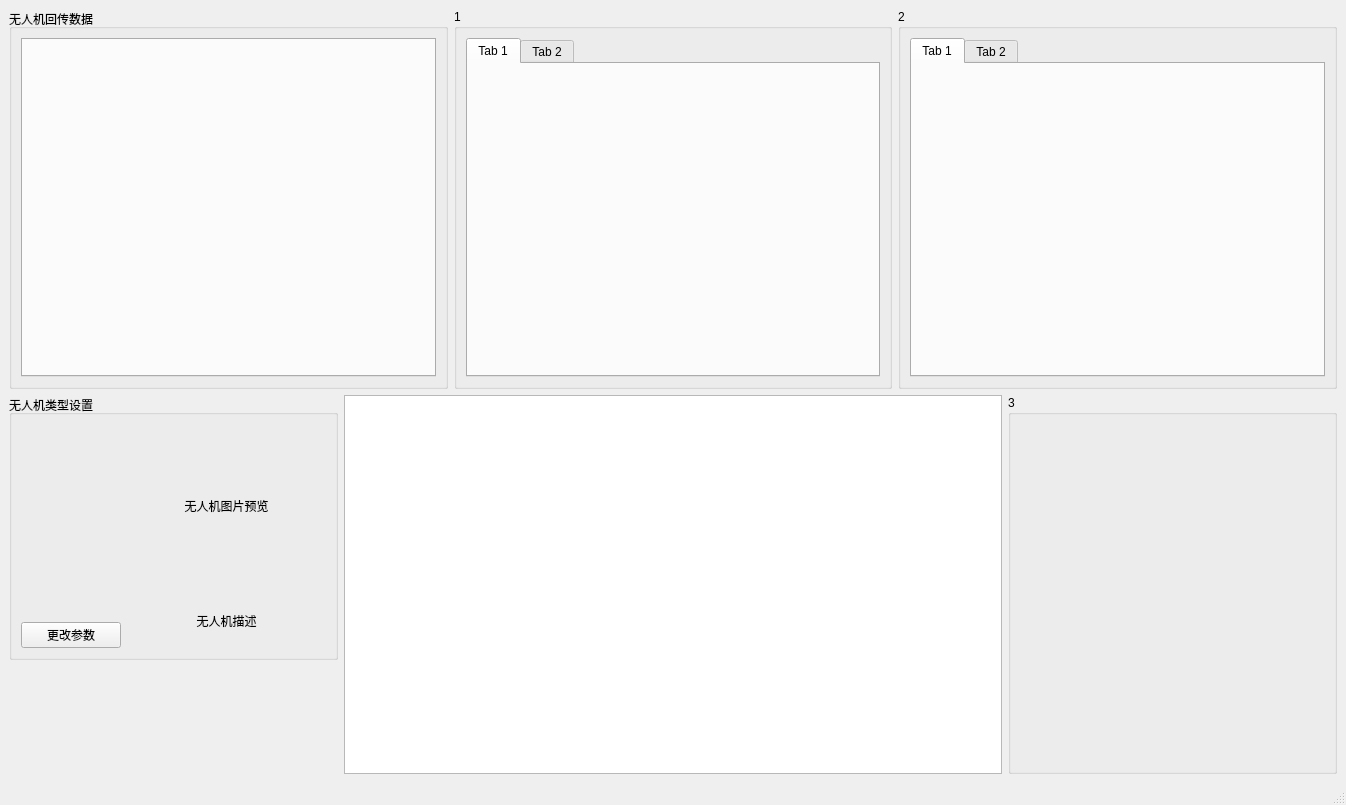
This is UAV/UAVServer/mainwindow.ui in zt900403/UAV as Qt 5 draws it before an edit. The edited form follows.
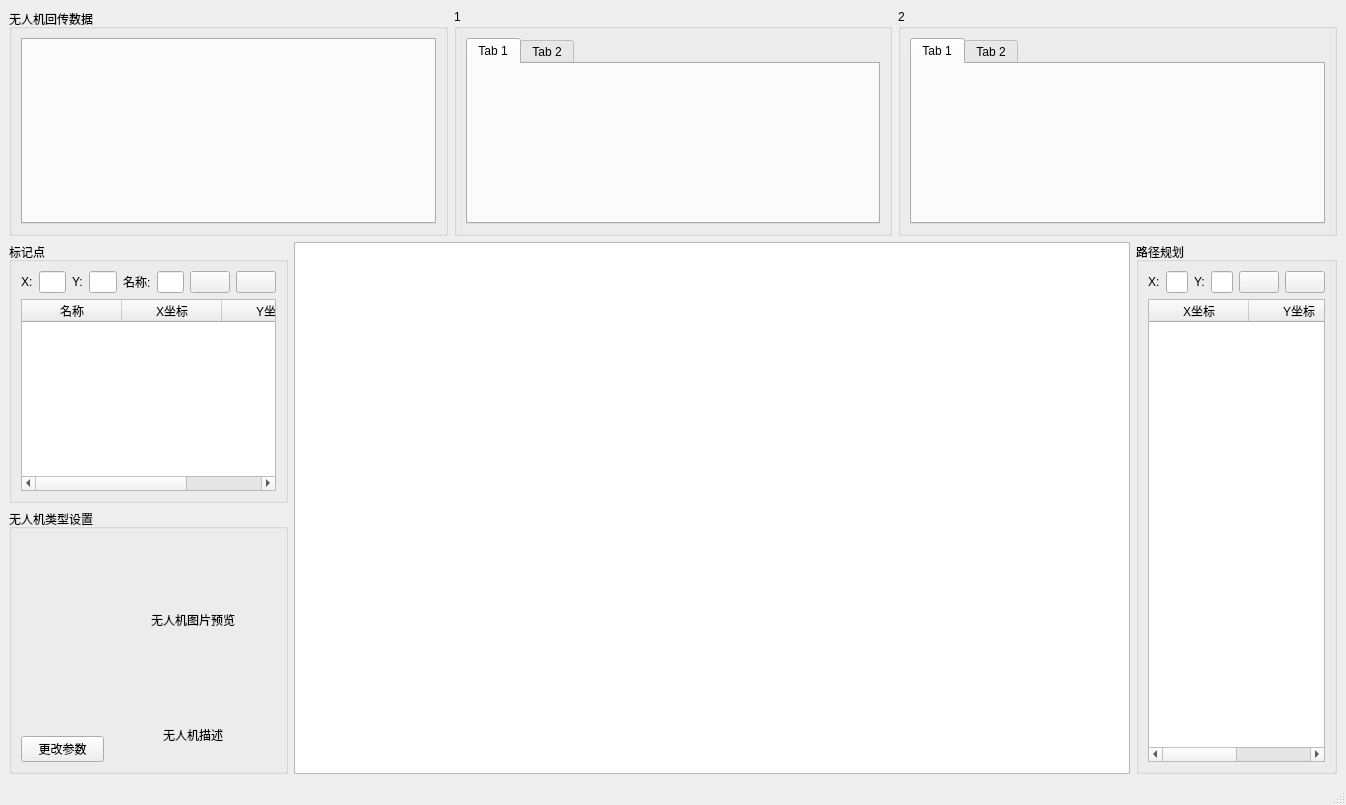
This is the edited form. Icons and pictures are not drawn. Custom widgets are drawn as their Qt base class.

The edit to the form file:
```diff
--- a/UAV/UAVServer/mainwindow.ui
+++ b/UAV/UAVServer/mainwindow.ui
@@ -82,9 +82,93 @@
      </layout>
     </item>
     <item>
-     <layout class="QHBoxLayout" name="horizontalLayout_3" stretch="1,2,1">
+     <layout class="QHBoxLayout" name="horizontalLayout_3" stretch="2,6,1">
       <item>
-       <layout class="QVBoxLayout" name="verticalLayout">
+       <layout class="QVBoxLayout" name="verticalLayout" stretch="1,1">
+        <item>
+         <widget class="QGroupBox" name="groupBox">
+          <property name="title">
+           <string>标记点</string>
+          </property>
+          <layout class="QVBoxLayout" name="verticalLayout_9">
+           <item>
+            <layout class="QHBoxLayout" name="horizontalLayout_5">
+             <item>
+              <widget class="QLabel" name="label_3">
+               <property name="text">
+                <string>X:</string>
+               </property>
+              </widget>
+             </item>
+             <item>
+              <widget class="QLineEdit" name="tagXLineEdit"/>
+             </item>
+             <item>
+              <widget class="QLabel" name="label_4">
+               <property name="text">
+                <string>Y:</string>
+               </property>
+              </widget>
+             </item>
+             <item>
+              <widget class="QLineEdit" name="tagYLineEdit"/>
+             </item>
+             <item>
+              <widget class="QLabel" name="label_5">
+               <property name="text">
+                <string>名称:</string>
+               </property>
+              </widget>
+             </item>
+             <item>
+              <widget class="QLineEdit" name="tagNameLineEdit"/>
+             </item>
+             <item>
+              <widget class="QPushButton" name="addTagPushButton">
+               <property name="text">
+                <string/>
+               </property>
+               <property name="icon">
+                <iconset resource="qavserver.qrc">
+                 <normaloff>:/images/icos/add.ico</normaloff>:/images/icos/add.ico</iconset>
+               </property>
+              </widget>
+             </item>
+             <item>
+              <widget class="QPushButton" name="delTagPushButton">
+               <property name="text">
+                <string/>
+               </property>
+               <property name="icon">
+                <iconset resource="qavserver.qrc">
+                 <normaloff>:/images/icos/minus.ico</normaloff>:/images/icos/minus.ico</iconset>
+               </property>
+              </widget>
+             </item>
+            </layout>
+           </item>
+           <item>
+            <widget class="QTableWidget" name="tagTableWidget">
+             <column>
+              <property name="text">
+               <string>名称</string>
+              </property>
+             </column>
+             <column>
+              <property name="text">
+               <string>X坐标</string>
+              </property>
+             </column>
+             <column>
+              <property name="text">
+               <string>Y坐标</string>
+              </property>
+             </column>
+            </widget>
+           </item>
+          </layout>
+         </widget>
+        </item>
         <item>
          <widget class="QGroupBox" name="uavTypeDataGroup">
           <property name="title">
@@ -146,19 +230,6 @@
           </layout>
          </widget>
         </item>
-        <item>
-         <spacer name="verticalSpacer">
-          <property name="orientation">
-           <enum>Qt::Vertical</enum>
-          </property>
-          <property name="sizeHint" stdset="0">
-           <size>
-            <width>20</width>
-            <height>40</height>
-           </size>
-          </property>
-         </spacer>
-        </item>
        </layout>
       </item>
       <item>
@@ -167,8 +238,70 @@
       <item>
        <widget class="QGroupBox" name="groupBox_5">
         <property name="title">
-         <string>3</string>
+         <string>路径规划</string>
         </property>
+        <layout class="QVBoxLayout" name="verticalLayout_8">
+         <item>
+          <layout class="QHBoxLayout" name="horizontalLayout_4">
+           <item>
+            <widget class="QLabel" name="label">
+             <property name="text">
+              <string>X:</string>
+             </property>
+            </widget>
+           </item>
+           <item>
+            <widget class="QLineEdit" name="pathXLineEdit"/>
+           </item>
+           <item>
+            <widget class="QLabel" name="label_2">
+             <property name="text">
+              <string>Y:</string>
+             </property>
+            </widget>
+           </item>
+           <item>
+            <widget class="QLineEdit" name="pathYLineEdit"/>
+           </item>
+           <item>
+            <widget class="QPushButton" name="addPathPushButton">
+             <property name="text">
+              <string/>
+             </property>
+             <property name="icon">
+              <iconset resource="qavserver.qrc">
+               <normaloff>:/images/icos/add.ico</normaloff>:/images/icos/add.ico</iconset>
+             </property>
+            </widget>
+           </item>
+           <item>
+            <widget class="QPushButton" name="delPathPushButton">
+             <property name="text">
+              <string/>
+             </property>
+             <property name="icon">
+              <iconset resource="qavserver.qrc">
+               <normaloff>:/images/icos/minus.ico</normaloff>:/images/icos/minus.ico</iconset>
+             </property>
+            </widget>
+           </item>
+          </layout>
+         </item>
+         <item>
+          <widget class="QTableWidget" name="pathTableWidget">
+           <column>
+            <property name="text">
+             <string>X坐标</string>
+            </property>
+           </column>
+           <column>
+            <property name="text">
+             <string>Y坐标</string>
+            </property>
+           </column>
+          </widget>
+         </item>
+        </layout>
        </widget>
       </item>
      </layout>
```
